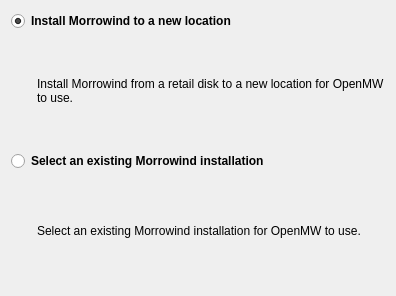
Before: the Qt Designer form files/ui/wizard/methodselectionpage.ui in nikamigaming-create/nikami-openmw-lab, drawn with Qt 5.
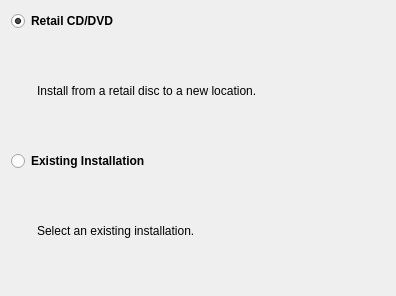
After: the same form once the commit is applied. Icons and pictures are not drawn.

Commit message: Changing "New Installation" to "Retail CD/DVD" for clarity

```diff
--- a/files/ui/wizard/methodselectionpage.ui
+++ b/files/ui/wizard/methodselectionpage.ui
@@ -17,7 +17,7 @@
    <string>Select Installation Method</string>
   </property>
   <property name="subTitle">
-   <string>Select how OpenMW should get the required Morrowind installation files.</string>
+   <string>&lt;html&gt;&lt;head/&gt;&lt;body&gt;&lt;p&gt;Select how you would like to install &lt;i&gt;The Elder Scrolls III: Morrowind&lt;/i&gt;.&lt;/p&gt;&lt;/body&gt;&lt;/html&gt;</string>
   </property>
   <layout class="QVBoxLayout" name="verticalLayout">
    <item>
@@ -26,7 +26,7 @@
       <string notr="true">font-weight:bold;</string>
      </property>
      <property name="text">
-      <string>Install Morrowind to a new location</string>
+      <string>Retail CD/DVD</string>
      </property>
      <property name="checked">
       <bool>true</bool>
@@ -79,7 +79,7 @@
      <item>
       <widget class="QLabel" name="newLocationLabel">
        <property name="text">
-        <string>Install Morrowind from a retail disk to a new location for OpenMW to use.</string>
+        <string>Install from a retail disc to a new location.</string>
        </property>
        <property name="wordWrap">
         <bool>true</bool>
@@ -94,7 +94,7 @@
       <string notr="true">font-weight:bold</string>
      </property>
      <property name="text">
-      <string>Select an existing Morrowind installation</string>
+      <string>Existing Installation</string>
      </property>
     </widget>
    </item>
@@ -138,7 +138,7 @@
      <item>
       <widget class="QLabel" name="existingLocationLabel">
        <property name="text">
-        <string>Select an existing Morrowind installation for OpenMW to use.</string>
+        <string>Select an existing installation.</string>
        </property>
        <property name="wordWrap">
         <bool>true</bool>
```
Left out of the diff: 8 changed lines with no effect on the pictures. The commit also changes 6 other files.
